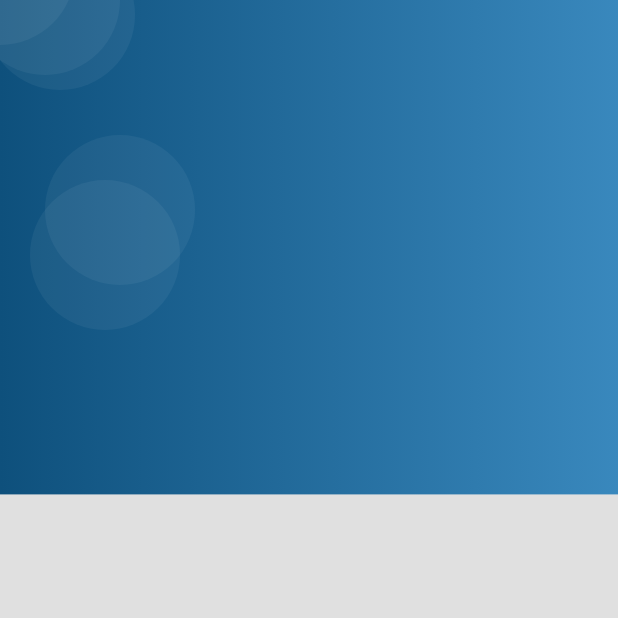
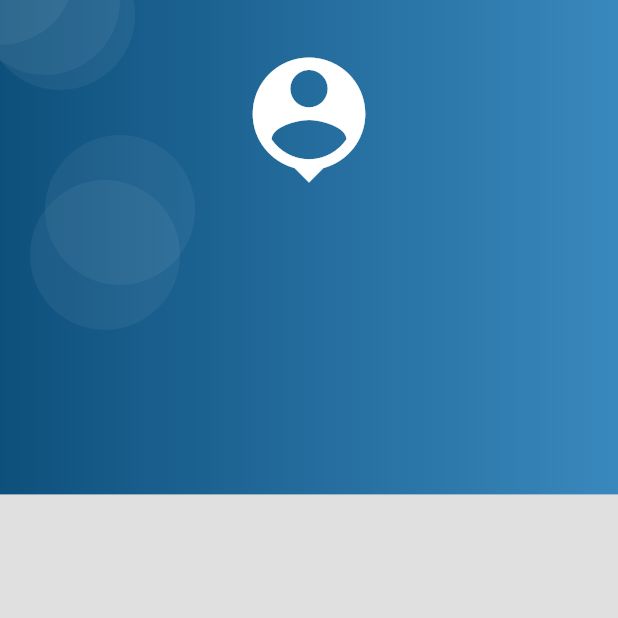
Before and after one commit to Viqui-Alaro/registroFacturas, a Flutter app: the screen it shows after launch, on a phone screen of 412 x 824 dp, the top half of it. Run offline on Flutter 3.47's test engine with Material 2 defaults, Android fonts, the light colour scheme and no system bars.

Commit message:
añadir el icono de formulario

```diff
--- a/lib/widgets/auth_background.dart
+++ b/lib/widgets/auth_background.dart
@@ -11,8 +11,22 @@ class AuthBackground extends StatelessWidget {
       height: double.infinity,
       child: Stack(
         children: [
-          _BlueBox()
+          _BlueBox(),
+          _HeaderIcon()
         ],
+      ),
+    );
+  }
+}
+
+class _HeaderIcon extends StatelessWidget {
+  @override
+  Widget build(BuildContext context) {
+    return SafeArea(
+      child: Container(
+        width: double.infinity ,
+        margin: EdgeInsets.only(top: 30),
+        child: Icon(Icons.person_pin,color: Colors.white,size: 100,),
       ),
     );
   }
```
